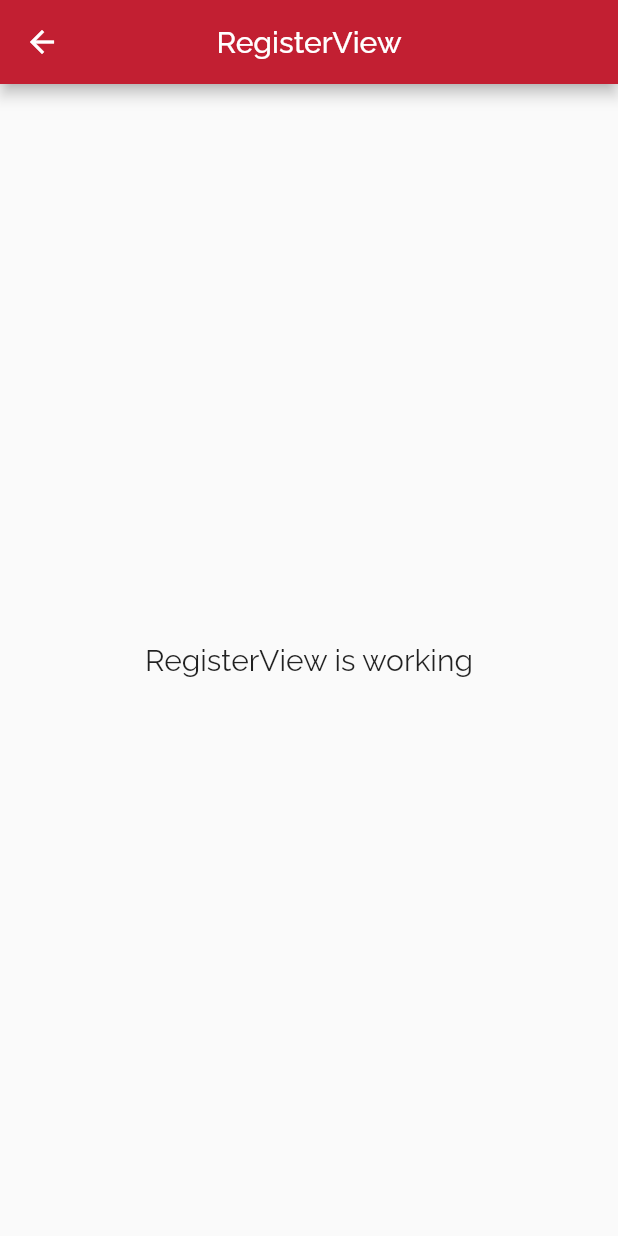
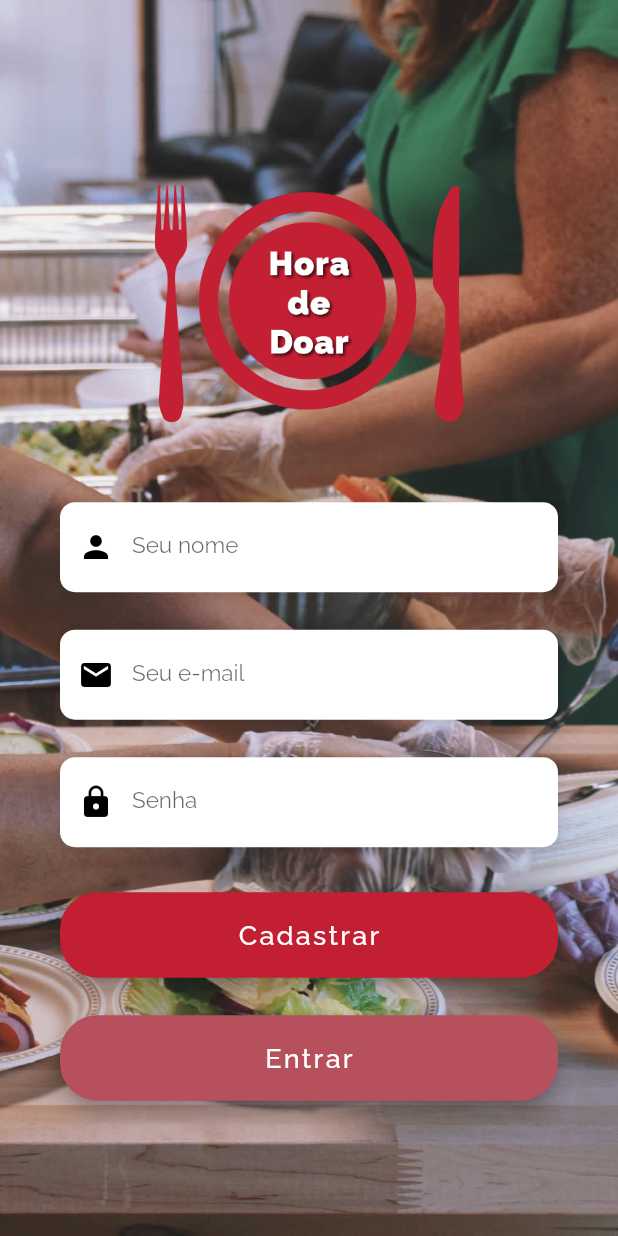
Before and after one commit to fabiojansenbr/horadedoar, a Flutter app: the RegisterView screen opened by its route, on a phone screen of 412 x 824 dp. Run offline on Flutter 3.47's test engine with Material 2 defaults, Android fonts, the phone set to English and light mode, and no system bars; our stand-ins replace get.

Commit message:
Register View

```diff
--- a/lib/app/modules/register/views/register_view.dart
+++ b/lib/app/modules/register/views/register_view.dart
@@ -1,19 +1,195 @@
 import 'package:flutter/material.dart';
 import 'package:get/get.dart';
 import 'package:horadedoar/app/modules/register/controllers/register_controller.dart';
+import 'package:horadedoar/app/theme/app_theme.dart';
+import 'package:horadedoar/app/theme/custom_theme.dart';
 
 class RegisterView extends GetView<RegisterController> {
   @override
   Widget build(BuildContext context) {
     return Scaffold(
-      appBar: AppBar(
-        title: Text('RegisterView'),
-        centerTitle: true,
+      body: Stack(
+        children: <Widget>[
+          Container(
+            height: double.infinity,
+            width: double.infinity,
+            decoration: BoxDecoration(
+              image: new DecorationImage(
+                  image: new AssetImage('assets/images/background_final.jpg'),
+                  fit: BoxFit.cover),
+            ),
+          ),
+          Container(
+            height: double.infinity,
+            child: SingleChildScrollView(
+              physics: AlwaysScrollableScrollPhysics(),
+              padding: EdgeInsets.symmetric(
+                horizontal: 40.0,
+                vertical: 120.0,
+              ),
+              child: Column(
+                mainAxisAlignment: MainAxisAlignment.center,
+                children: <Widget>[
+                  Image(
+                    image: AssetImage('assets/images/logo_full.png'),
+                    width: Get.width * .50,
+                    height: Get.height * .20,
+                  ),
+                  SizedBox(height: 40.0),
+                  _buildUsernameTF(),
+                  SizedBox(
+                    height: 15.0,
+                  ),
+                  _buildEmailTF(),
+                  SizedBox(height: 15.0),
+                  _buildPasswordTF(),
+                  SizedBox(height: 15.0),
+                  _buildRegisterBtn(),
+                  SizedBox(height: 10.0),
+                  _buildLoginBtn(),
+                ],
+              ),
+            ),
+          )
+        ],
       ),
-      body: Center(
+    );
+  }
+
+  Widget _buildUsernameTF() {
+    return Column(
+      crossAxisAlignment: CrossAxisAlignment.start,
+      children: <Widget>[
+        SizedBox(height: 10.0),
+        Container(
+          alignment: Alignment.centerLeft,
+          decoration: CustomTheme.cfBoxDecorationStyle,
+          height: 60.0,
+          child: TextField(
+            style: TextStyle(
+              color: Colors.black,
+              fontSize: 15.0,
+            ),
+            decoration: InputDecoration(
+              border: InputBorder.none,
+              contentPadding: EdgeInsets.only(top: 14.0),
+              prefixIcon: Icon(
+                Icons.person,
+                color: Colors.black,
+              ),
+              hintText: 'Seu nome',
+              //hintStyle: MainTheme.cfHintTextStyle,
+            ),
+          ),
+        ),
+      ],
+    );
+  }
+
+  Widget _buildEmailTF() {
+    return Column(
+      crossAxisAlignment: CrossAxisAlignment.start,
+      children: <Widget>[
+        SizedBox(height: 10.0),
+        Container(
+          alignment: Alignment.centerLeft,
+          decoration: CustomTheme.cfBoxDecorationStyle,
+          height: 60.0,
+          child: TextField(
+            keyboardType: TextInputType.emailAddress,
+            style: TextStyle(
+              color: Colors.black,
+              fontSize: 15.0,
+            ),
+            decoration: InputDecoration(
+              border: InputBorder.none,
+              contentPadding: EdgeInsets.only(top: 14.0),
+              prefixIcon: Icon(
+                Icons.mail,
+                color: Colors.black,
+              ),
+              hintText: 'Seu e-mail',
+              //hintStyle: MainTheme.cfHintTextStyle,
+            ),
+          ),
+        ),
+      ],
+    );
+  }
+
+  Widget _buildPasswordTF() {
+    return Column(
+      crossAxisAlignment: CrossAxisAlignment.start,
+      children: <Widget>[
+        SizedBox(height: 10.0),
+        Container(
+          alignment: Alignment.centerLeft,
+          decoration: CustomTheme.cfBoxDecorationStyle,
+          height: 60.0,
+          child: TextField(
+            obscureText: true,
+            style: TextStyle(
+              color: Colors.black,
+              fontSize: 15.0,
+            ),
+            decoration: InputDecoration(
+              border: InputBorder.none,
+              contentPadding: EdgeInsets.only(top: 14.0),
+              prefixIcon: Icon(
+                Icons.lock,
+                color: Colors.black,
+              ),
+              hintText: 'Senha',
+              //hintStyle: MainTheme.cfHintTextStyle,
+            ),
+          ),
+        ),
+      ],
+    );
+  }
+
+  Widget _buildRegisterBtn() {
+    return Container(
+      padding: EdgeInsets.symmetric(vertical: 15.0),
+      width: double.infinity,
+      child: RaisedButton(
+        elevation: 5.0,
+        padding: EdgeInsets.all(18.0),
+        shape: RoundedRectangleBorder(
+          borderRadius: BorderRadius.circular(25.0),
+        ),
+        color: appThemeData.primaryColor,
+        onPressed: () {},
         child: Text(
-          'RegisterView is working',
-          style: TextStyle(fontSize:20),
+          'Cadastrar',
+          style: TextStyle(
+            color: Colors.white,
+            letterSpacing: 1.5,
+            fontSize: 18.0,
+          ),
+        ),
+      ),
+    );
+  }
+
+  Widget _buildLoginBtn() {
+    return Container(
+      width: double.infinity,
+      child: RaisedButton(
+        elevation: 5.0,
+        padding: EdgeInsets.all(18.0),
+        shape: RoundedRectangleBorder(
+          borderRadius: BorderRadius.circular(25.0),
+        ),
+        color: Color(0XFFB5505C),
+        onPressed: () {},
+        child: Text(
+          'Entrar',
+          style: TextStyle(
+            color: Colors.white,
+            letterSpacing: 1.5,
+            fontSize: 18.0,
+          ),
         ),
       ),
     );
--- a/lib/app/modules/splash/controllers/splash_controller.dart
+++ b/lib/app/modules/splash/controllers/splash_controller.dart
@@ -1,18 +1,31 @@
 import 'package:get/get.dart';
+import 'package:horadedoar/app/routes/app_pages.dart';
+import 'package:horadedoar/app/theme/custom_theme.dart';
 
 class SplashController extends GetxController {
-  //TODO: Implement SplashController
+  @override
+  void onInit() {
+    super.onInit();
 
-  final count = 0.obs;
+    initTheme();
+    print('Theme initialized');
+  }
 
   @override
-  void onInit() {}
+  void onReady() {
+    super.onReady();
 
-  @override
-  void onReady() {}
+    checkToken();
+  }
+
+  void initTheme() {
+    CustomTheme.init(Get.context);
+  }
+
+  void checkToken() async {
+    Get.offNamed(Routes.REGISTER);
+  }
 
   @override
   void onClose() {}
-
-  void increment() => count.value++;
 }
--- a/lib/app/modules/splash/views/splash_view.dart
+++ b/lib/app/modules/splash/views/splash_view.dart
@@ -1,3 +1,4 @@
+import 'package:flutter/cupertino.dart';
 import 'package:flutter/material.dart';
 import 'package:get/get.dart';
 import 'package:horadedoar/app/modules/splash/controllers/splash_controller.dart';
@@ -5,17 +6,16 @@ import 'package:horadedoar/app/modules/splash/controllers/splash_controller.dart
 class SplashView extends GetView<SplashController> {
   @override
   Widget build(BuildContext context) {
-    return Scaffold(
-      appBar: AppBar(
-        title: Text('SplashView'),
-        centerTitle: true,
-      ),
-      body: Center(
-        child: Text(
-          'SplashView is working',
-          style: TextStyle(fontSize:20),
-        ),
-      ),
+    return GetBuilder<SplashController>(
+      init: SplashController(),
+      initState: (_) {},
+      builder: (_) {
+        return Scaffold(
+          body: Center(
+            child: CupertinoActivityIndicator(radius: 15),
+          ),
+        );
+      },
     );
   }
 }
--- a/lib/app/routes/app_pages.dart
+++ b/lib/app/routes/app_pages.dart
@@ -10,28 +10,27 @@ import 'package:get/get.dart';
 part 'app_routes.dart';
 
 class AppPages {
-
-static const INITIAL = Routes.HOME;
+  static const INITIAL = Routes.SPLASH;
 
   static final routes = [
     GetPage(
       name: Routes.HOME,
-      page:()=> HomeView(),
+      page: () => HomeView(),
       binding: HomeBinding(),
     ),
     GetPage(
       name: Routes.LOGIN,
-      page:()=> LoginView(),
+      page: () => LoginView(),
       binding: LoginBinding(),
     ),
     GetPage(
       name: Routes.REGISTER,
-      page:()=> RegisterView(),
+      page: () => RegisterView(),
       binding: RegisterBinding(),
     ),
     GetPage(
       name: Routes.SPLASH,
-      page:()=> SplashView(),
+      page: () => SplashView(),
       binding: SplashBinding(),
     ),
   ];
--- /dev/null
+++ b/lib/app/theme/custom_theme.dart
@@ -0,0 +1,19 @@
+import 'package:flutter/material.dart';
+
+class CustomTheme {
+  static BoxDecoration cfBoxDecorationStyle;
+
+  static init(BuildContext context) {
+    cfBoxDecorationStyle = BoxDecoration(
+      color: Colors.white,
+      borderRadius: BorderRadius.circular(10.0),
+      boxShadow: [
+        BoxShadow(
+          color: Colors.black12,
+          blurRadius: 6.0,
+          offset: Offset(0, 2),
+        ),
+      ],
+    );
+  }
+}
--- a/pubspec.yaml
+++ b/pubspec.yaml
@@ -30,9 +30,9 @@ flutter:
   uses-material-design: true
 
   # To add assets to your application, add an assets section, like this:
-  # assets:
-  #   - images/a_dot_burr.jpeg
-  #   - images/a_dot_ham.jpeg
+  assets:
+    - assets/images/logo_full.png
+    - assets/images/background_final.jpg
 
   fonts:
     - family: Raleway
```
Also changed, not shown: assets/images/background_final.jpg (added), assets/images/logo_full.png (added).
